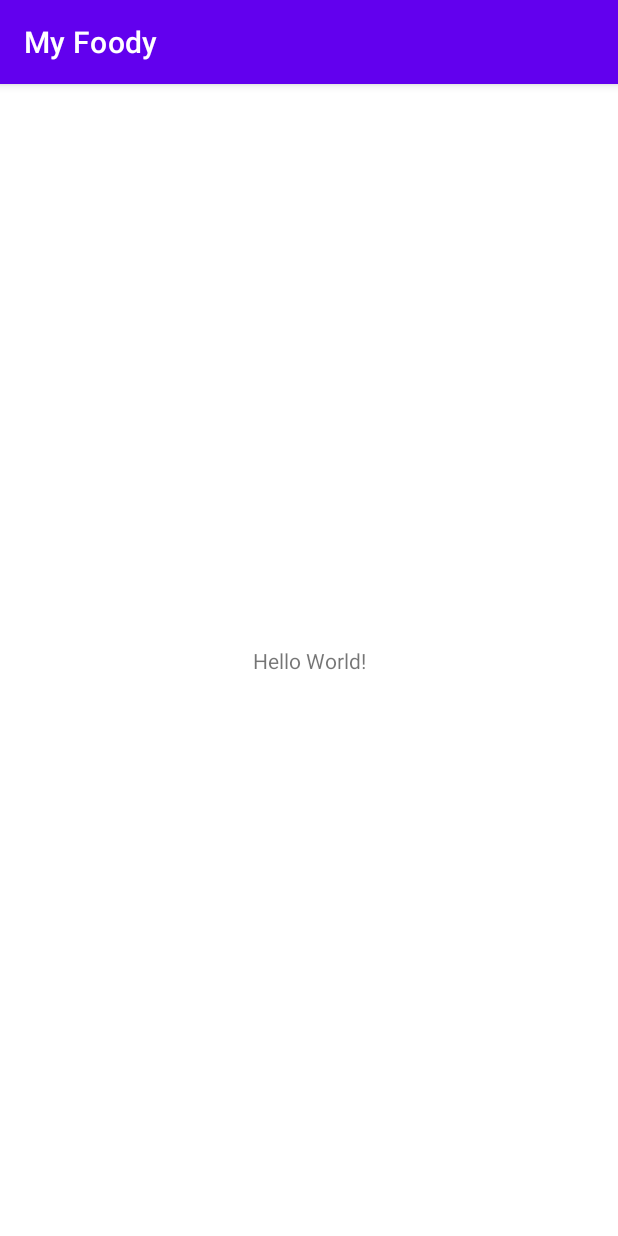
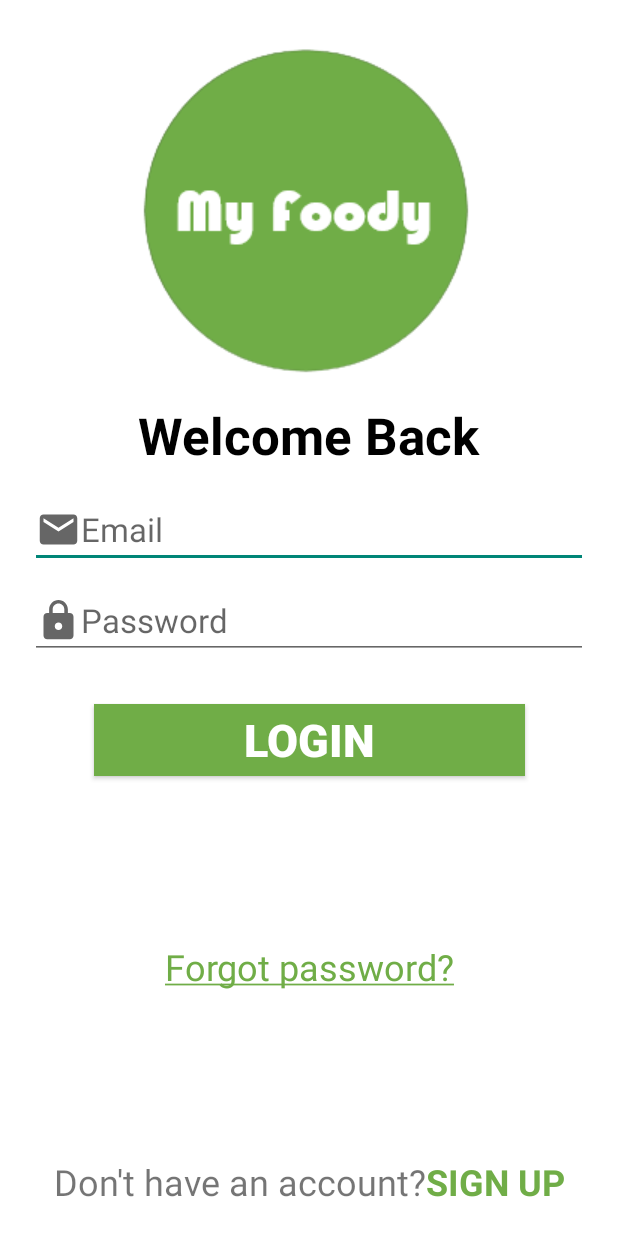
Before and after one commit to Pengi1806/MyFoody, an Android app: the screen it shows after launch (MainActivity), on a phone screen of 412 x 824 dp. Run offline under Robolectric (Android 15) with nearby library versions, the phone set to English and light mode, and no system bars.

Commit message:
Giao diện đăng nhập + quên mật khẩu
Giao diện đăng nhập + quên mật khẩu

```diff
--- a/app/src/main/AndroidManifest.xml
+++ b/app/src/main/AndroidManifest.xml
@@ -10,6 +10,12 @@
         android:supportsRtl="true"
         android:theme="@style/Theme.MyFoody">
         <activity
+            android:name=".ForgotPassword2"
+            android:exported="false" />
+        <activity
+            android:name=".ForgotPassword1"
+            android:exported="false" />
+        <activity
             android:name=".MainActivity"
             android:exported="true">
             <intent-filter>
--- a/app/src/main/java/hcmute/edu/vn/myfoody/MainActivity.java
+++ b/app/src/main/java/hcmute/edu/vn/myfoody/MainActivity.java
@@ -2,13 +2,29 @@ package hcmute.edu.vn.myfoody;
 
 import androidx.appcompat.app.AppCompatActivity;
 
+import android.content.Intent;
 import android.os.Bundle;
+import android.view.View;
+import android.widget.TextView;
 
 public class MainActivity extends AppCompatActivity {
+
+    TextView txtForgotPassword;
 
     @Override
     protected void onCreate(Bundle savedInstanceState) {
         super.onCreate(savedInstanceState);
         setContentView(R.layout.activity_main);
+        getSupportActionBar().hide();
+
+        txtForgotPassword = (TextView) findViewById(R.id.forgotPassword);
+
+        txtForgotPassword.setOnClickListener(new View.OnClickListener() {
+            @Override
+            public void onClick(View view) {
+                Intent intent = new Intent(MainActivity.this,ForgotPassword1.class);
+                startActivity(intent);
+            }
+        });
     }
 }
--- /dev/null
+++ b/app/src/main/res/drawable/ic_back.xml
@@ -0,0 +1,5 @@
+<vector android:height="50dp" android:tint="?attr/colorControlNormal"
+    android:viewportHeight="24" android:viewportWidth="24"
+    android:width="50dp" xmlns:android="http://schemas.android.com/apk/res/android">
+    <path android:fillColor="@android:color/white" android:pathData="M11.67,3.87L9.9,2.1 0,12l9.9,9.9 1.77,-1.77L3.54,12z"/>
+</vector>
--- /dev/null
+++ b/app/src/main/res/drawable/ic_baseline_info_24.xml
@@ -0,0 +1,5 @@
+<vector android:height="30dp" android:tint="?attr/colorControlNormal"
+    android:viewportHeight="24" android:viewportWidth="24"
+    android:width="30dp" xmlns:android="http://schemas.android.com/apk/res/android">
+    <path android:fillColor="@android:color/white" android:pathData="M12,2C6.48,2 2,6.48 2,12s4.48,10 10,10 10,-4.48 10,-10S17.52,2 12,2zM13,17h-2v-6h2v6zM13,9h-2L11,7h2v2z"/>
+</vector>
--- /dev/null
+++ b/app/src/main/res/drawable/ic_email.xml
@@ -0,0 +1,5 @@
+<vector android:height="30dp" android:tint="?attr/colorControlNormal"
+    android:viewportHeight="24" android:viewportWidth="24"
+    android:width="30dp" xmlns:android="http://schemas.android.com/apk/res/android">
+    <path android:fillColor="@android:color/white" android:pathData="M20,4L4,4c-1.1,0 -1.99,0.9 -1.99,2L2,18c0,1.1 0.9,2 2,2h16c1.1,0 2,-0.9 2,-2L22,6c0,-1.1 -0.9,-2 -2,-2zM20,8l-8,5 -8,-5L4,6l8,5 8,-5v2z"/>
+</vector>
--- /dev/null
+++ b/app/src/main/res/drawable/ic_lock.xml
@@ -0,0 +1,5 @@
+<vector android:height="30dp" android:tint="?attr/colorControlNormal"
+    android:viewportHeight="24" android:viewportWidth="24"
+    android:width="30dp" xmlns:android="http://schemas.android.com/apk/res/android">
+    <path android:fillColor="@android:color/white" android:pathData="M18,8h-1L17,6c0,-2.76 -2.24,-5 -5,-5S7,3.24 7,6v2L6,8c-1.1,0 -2,0.9 -2,2v10c0,1.1 0.9,2 2,2h12c1.1,0 2,-0.9 2,-2L20,10c0,-1.1 -0.9,-2 -2,-2zM12,17c-1.1,0 -2,-0.9 -2,-2s0.9,-2 2,-2 2,0.9 2,2 -0.9,2 -2,2zM15.1,8L8.9,8L8.9,6c0,-1.71 1.39,-3.1 3.1,-3.1 1.71,0 3.1,1.39 3.1,3.1v2z"/>
+</vector>
--- a/app/src/main/res/layout/activity_main.xml
+++ b/app/src/main/res/layout/activity_main.xml
@@ -2,17 +2,104 @@
 <androidx.constraintlayout.widget.ConstraintLayout xmlns:android="http://schemas.android.com/apk/res/android"
     xmlns:app="http://schemas.android.com/apk/res-auto"
     xmlns:tools="http://schemas.android.com/tools"
+    android:padding="20dp"
     android:layout_width="match_parent"
     android:layout_height="match_parent"
+    android:background="@color/white"
     tools:context=".MainActivity">
 
-    <TextView
+    <ImageView
+        android:layout_marginTop="10dp"
+        android:id="@+id/imgLogo"
+        android:src="@drawable/logo"
         android:layout_width="wrap_content"
         android:layout_height="wrap_content"
-        android:text="Hello World!"
+        app:layout_constraintTop_toTopOf="parent"
+        app:layout_constraintLeft_toLeftOf="parent"
+        app:layout_constraintRight_toRightOf="parent"
+        app:layout_constraintBottom_toTopOf="@+id/textWelcomeBack"/>
+
+    <TextView
+        android:id="@+id/textWelcomeBack"
+        android:layout_marginTop="15dp"
+        android:text="Welcome Back"
+        android:textStyle="bold"
+        android:textSize="34sp"
+        android:textColor="@color/black"
+        android:layout_width="wrap_content"
+        android:layout_height="wrap_content"
+        app:layout_constraintLeft_toLeftOf="parent"
+        app:layout_constraintRight_toRightOf="parent"
+        app:layout_constraintTop_toBottomOf="@+id/imgLogo"/>
+
+    <EditText
+        android:id="@+id/editEmailDangNhap"
+        android:hint="Email"
+        android:textSize="22sp"
+        android:layout_marginTop="15dp"
+        android:layout_width="match_parent"
+        android:layout_height="wrap_content"
+        android:drawableLeft="@drawable/ic_email"
+        app:layout_constraintTop_toBottomOf="@id/textWelcomeBack"/>
+
+    <EditText
+        android:id="@+id/editPasswordDangNhap"
+        android:hint="Password"
+        android:textSize="22sp"
+        android:layout_marginTop="10dp"
+        android:layout_width="match_parent"
+        android:layout_height="wrap_content"
+        android:drawableLeft="@drawable/ic_lock"
+        app:layout_constraintTop_toBottomOf="@+id/editEmailDangNhap"/>
+
+    <Button
+        android:id="@+id/buttonLogin"
+        android:layout_width="wrap_content"
+        android:layout_height="wrap_content"
+        android:layout_marginTop="30dp"
+        android:background="#70ad47"
+        android:paddingHorizontal="100dp"
+        android:text="LOGIN"
+        android:textColor="@color/white"
+        android:textSize="30sp"
+        android:textStyle="bold"
+        app:layout_constraintLeft_toLeftOf="parent"
+        app:layout_constraintRight_toRightOf="parent"
+        app:layout_constraintTop_toBottomOf="@id/editPasswordDangNhap"
+        tools:ignore="TextContrastCheck" />
+
+    <TextView
+        android:id="@+id/forgotPassword"
+        android:text="@string/forgot_password"
+        android:textColor="#70ad47"
+        android:textSize="24sp"
+        android:layout_width="wrap_content"
+        android:layout_height="wrap_content"
+        app:layout_constraintTop_toBottomOf="@+id/buttonLogin"
+        app:layout_constraintBottom_toTopOf="@+id/textDHAC"
+        app:layout_constraintLeft_toLeftOf="parent"
+        app:layout_constraintRight_toRightOf="parent"/>
+
+    <TextView
+        android:id="@+id/textDHAC"
+        android:text="Don't have an account?"
+        app:layout_constraintHorizontal_chainStyle="packed"
+        android:textSize="24sp"
+        android:layout_width="wrap_content"
+        android:layout_height="wrap_content"
         app:layout_constraintBottom_toBottomOf="parent"
         app:layout_constraintLeft_toLeftOf="parent"
-        app:layout_constraintRight_toRightOf="parent"
-        app:layout_constraintTop_toTopOf="parent" />
+        app:layout_constraintRight_toLeftOf="@+id/textSignUp"/>
 
+    <TextView
+        android:id="@+id/textSignUp"
+        android:text="SIGN UP"
+        android:textColor="#70ad47"
+        android:textSize="24sp"
+        android:textStyle="bold"
+        android:layout_width="wrap_content"
+        android:layout_height="wrap_content"
+        app:layout_constraintBottom_toBottomOf="parent"
+        app:layout_constraintLeft_toRightOf="@+id/textDHAC"
+        app:layout_constraintRight_toRightOf="parent"/>
 </androidx.constraintlayout.widget.ConstraintLayout>
--- /dev/null
+++ b/app/src/main/res/values-night/strings.xml
@@ -0,0 +1,4 @@
+<?xml version="1.0" encoding="utf-8"?>
+<resources>
+    <string name="forgot_password">Forgot password?</string>
+</resources>
--- a/app/src/main/res/values-night/themes.xml
+++ b/app/src/main/res/values-night/themes.xml
@@ -1,6 +1,6 @@
 <resources xmlns:tools="http://schemas.android.com/tools">
     <!-- Base application theme. -->
-    <style name="Theme.MyFoody" parent="Theme.MaterialComponents.DayNight.DarkActionBar">
+    <style name="Theme.MyFoody" parent="Theme.AppCompat.DayNight.DarkActionBar">
         <!-- Primary brand color. -->
         <item name="colorPrimary">@color/purple_200</item>
         <item name="colorPrimaryVariant">@color/purple_700</item>
--- a/app/src/main/res/values/strings.xml
+++ b/app/src/main/res/values/strings.xml
@@ -1,3 +1,4 @@
 <resources>
     <string name="app_name">My Foody</string>
+    <string name="forgot_password"><u>Forgot password?</u></string>
 </resources>
--- a/app/src/main/res/values/themes.xml
+++ b/app/src/main/res/values/themes.xml
@@ -1,6 +1,6 @@
 <resources xmlns:tools="http://schemas.android.com/tools">
     <!-- Base application theme. -->
-    <style name="Theme.MyFoody" parent="Theme.MaterialComponents.DayNight.DarkActionBar">
+    <style name="Theme.MyFoody" parent="Theme.AppCompat.DayNight.DarkActionBar">
         <!-- Primary brand color. -->
         <item name="colorPrimary">@color/purple_500</item>
         <item name="colorPrimaryVariant">@color/purple_700</item>
```
Also changed, not shown: app/src/main/java/hcmute/edu/vn/myfoody/ForgotPassword1.java (added, +40 -0 lines), app/src/main/java/hcmute/edu/vn/myfoody/ForgotPassword2.java (added, +28 -0 lines), app/src/main/res/layout/activity_forgot_password1.xml (added, +75 -0 lines), app/src/main/res/layout/activity_forgot_password2.xml (added, +68 -0 lines), app/src/main/res/drawable/logo.png (added).
